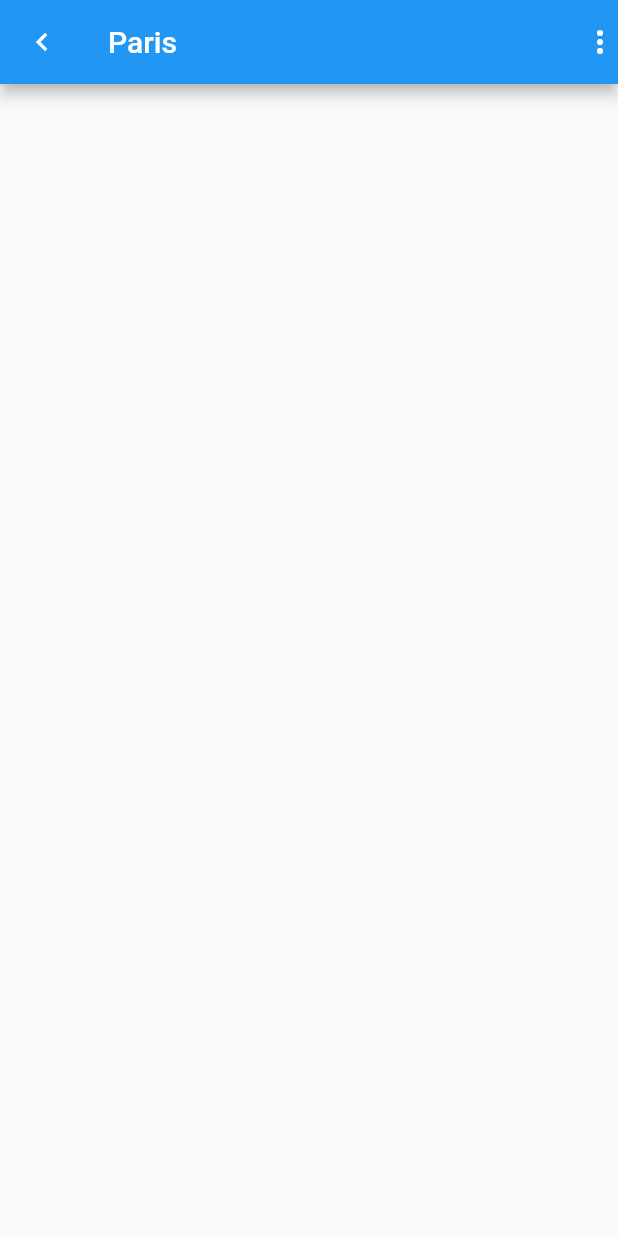
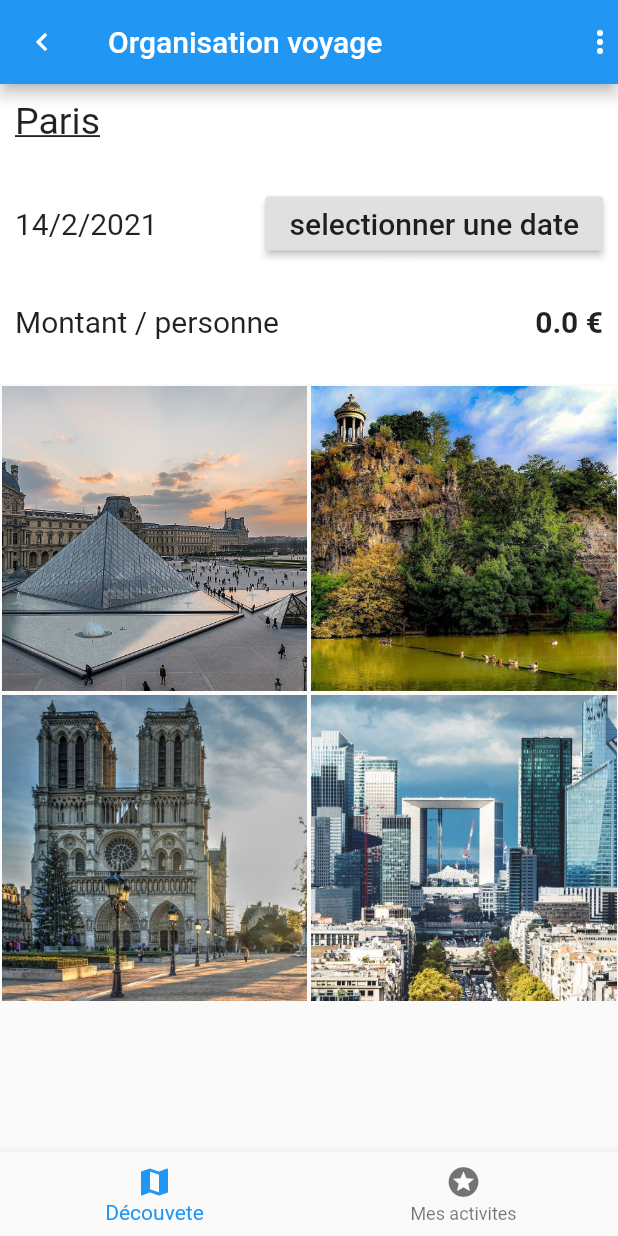
Before and after one commit to ClementAsbert/Application-de-voyage, a Flutter app: the screen it shows after launch, on a phone screen of 412 x 824 dp. Run offline on Flutter 3.47's test engine with Material 2 defaults, Android fonts, the phone set to English and light mode, and no system bars.

Commit message:
Chapitre 8 étapes 5 fini

```diff
--- a/appli_voyage/lib/data/data.dart
+++ b/appli_voyage/lib/data/data.dart
@@ -2,25 +2,25 @@ import 'package:appli_voyage/models/activity.model.dart';
 
 List<Activity> activities = [
   Activity(
-    image: 'assets/images/activities/louvre.jpg',
+    image: 'assets/images/activities/Louvre.jpg',
     name: 'Le Louvre',
     id: 'a1',
     city: 'Paris',
   ),
   Activity(
-    image: 'assets/images/activities/chaumont.jpg',
+    image: 'assets/images/activities/Chaumont.jpg',
     name: 'Les buttes Chaumont',
     id: 'a2',
     city: 'Paris',
   ),
   Activity(
-    image: 'assets/images/activities/dame.jpg',
+    image: 'assets/images/activities/Notre-Dame.jpg',
     name: 'Notre Dame',
     id: 'a3',
     city: 'Paris',
   ),
   Activity(
-    image: 'assets/images/activities/defense.jpg',
+    image: 'assets/images/activities/Defense.jpg',
     name: 'La Défense',
     id: 'a4',
     city: 'Paris',
--- a/appli_voyage/lib/main.dart
+++ b/appli_voyage/lib/main.dart
@@ -1,7 +1,5 @@
 import 'package:appli_voyage/views/home/city/widgets/city.dart';
 import 'package:flutter/material.dart';
-
-import 'views/home/home.dart';
 
 main() {
   runApp(DymaTrip());
--- /dev/null
+++ b/appli_voyage/lib/models/trip.model.dart
@@ -0,0 +1,7 @@
+class Trip {
+  String city;
+  List<String> activities;
+  DateTime date;
+
+  Trip({this.city, this.activities, this.date});
+}
--- /dev/null
+++ b/appli_voyage/lib/views/home/city/widgets/activity_card.dart
@@ -0,0 +1,22 @@
+import 'package:appli_voyage/models/activity.model.dart';
+import 'package:flutter/material.dart';
+import '../../../../models/activity.model.dart';
+
+class ActivityCard extends StatelessWidget {
+  final Activity activity;
+
+  ActivityCard({this.activity});
+
+  @override
+  Widget build(BuildContext context) {
+    return Container(
+      width: double.infinity,
+      height: 150,
+      margin: EdgeInsets.all(1),
+      child: Image.asset(
+        activity.image,
+        fit: BoxFit.cover,
+      ),
+    );
+  }
+}
--- /dev/null
+++ b/appli_voyage/lib/views/home/city/widgets/activity_list.dart
@@ -0,0 +1,23 @@
+import '../../../../models/activity.model.dart';
+import 'package:flutter/material.dart';
+
+import 'activity_card.dart';
+
+class ActivityList extends StatelessWidget {
+  final List<Activity> activities;
+  ActivityList({this.activities});
+
+  @override
+  Widget build(BuildContext context) {
+    return GridView.count(
+      mainAxisSpacing: 1,
+      crossAxisSpacing: 1,
+      crossAxisCount: 2,
+      children: activities
+          .map((activity) => ActivityCard(
+                activity: activity,
+              ))
+          .toList(),
+    );
+  }
+}
--- a/appli_voyage/lib/views/home/city/widgets/city.dart
+++ b/appli_voyage/lib/views/home/city/widgets/city.dart
@@ -1,5 +1,12 @@
+import 'package:appli_voyage/views/home/city/widgets/trip_activity_list.dart';
+
+import '../../../../models/trip.model.dart';
+import '../widgets/activity_list.dart';
+import '../widgets/trip_overview.dart';
+
 import '../../../../models/activity.model.dart';
 import 'package:flutter/material.dart';
+
 import '../../../../data/data.dart' as data;
 
 class Citys extends StatefulWidget {
@@ -10,21 +17,68 @@ class Citys extends StatefulWidget {
 }
 
 class _CitysState extends State<Citys> {
+  Trip myTrip = Trip(activities: [], city: 'Paris', date: DateTime.now());
+  int index = 0;
+
+  void setDate() {
+    showDatePicker(
+      context: context,
+      initialDate: DateTime.now().add(Duration(days: 1)),
+      firstDate: DateTime.now(),
+      lastDate: DateTime(2022),
+    ).then((newDate) {
+      if (newDate != null) {
+        print(newDate);
+        setState(() {
+          myTrip.date = newDate;
+        });
+      }
+    });
+  }
+
+  void switchIndex(newIndex) {
+    setState(() {
+      index = newIndex;
+    });
+  }
+
   @override
   Widget build(BuildContext context) {
     return Scaffold(
       appBar: AppBar(
         leading: Icon(Icons.chevron_left),
-        title: Text('Paris'),
+        title: Text('Organisation voyage'),
         actions: [
           Icon(Icons.more_vert),
         ],
       ),
       body: Container(
-        padding: EdgeInsets.all(10),
         child: Column(
-          children: [],
+          children: [
+            TripOverview(
+              myTrip: myTrip,
+              setDate: setDate,
+            ),
+            Expanded(
+                child: index == 0
+                    ? ActivityList(activities: widget.activities)
+                    : TripActivityList()),
+          ],
         ),
+      ),
+      bottomNavigationBar: BottomNavigationBar(
+        currentIndex: index,
+        items: [
+          BottomNavigationBarItem(
+            icon: Icon(Icons.map),
+            label: ('Découvete'),
+          ),
+          BottomNavigationBarItem(
+            icon: Icon(Icons.stars),
+            label: ('Mes activites'),
+          ),
+        ],
+        onTap: switchIndex,
       ),
     );
   }
--- /dev/null
+++ b/appli_voyage/lib/views/home/city/widgets/trip_activity_list.dart
@@ -0,0 +1,10 @@
+import 'package:flutter/material.dart';
+
+class TripActivityList extends StatelessWidget {
+  @override
+  Widget build(BuildContext context) {
+    return Container(
+      child: Text('ici'),
+    );
+  }
+}
--- /dev/null
+++ b/appli_voyage/lib/views/home/city/widgets/trip_overview.dart
@@ -0,0 +1,79 @@
+import '../../../../models/trip.model.dart';
+import 'package:flutter/material.dart';
+import 'package:intl/intl.dart';
+
+class TripOverview extends StatelessWidget {
+  final Function setDate;
+  final Trip myTrip;
+
+  double get amount {
+    return 0;
+  }
+
+  TripOverview({this.setDate, this.myTrip});
+
+  @override
+  Widget build(BuildContext context) {
+    return Container(
+      padding: EdgeInsets.all(10),
+      height: 200,
+      color: Colors.white,
+      child: Column(
+        crossAxisAlignment: CrossAxisAlignment.start,
+        children: [
+          Text(
+            'Paris',
+            style: TextStyle(
+              fontSize: 25,
+              decoration: TextDecoration.underline,
+            ),
+          ),
+          SizedBox(
+            height: 30,
+          ),
+          Row(
+            children: [
+              Expanded(
+                child: Text((DateFormat("d/M/y").format(myTrip.date)),
+                    style: TextStyle(
+                      fontSize: 20,
+                    )),
+              ),
+              RaisedButton(
+                child: Text(
+                  'selectionner une date',
+                  style: TextStyle(
+                    fontSize: 20,
+                  ),
+                ),
+                onPressed: setDate,
+              )
+            ],
+          ),
+          SizedBox(
+            height: 30,
+          ),
+          Row(
+            children: [
+              Expanded(
+                child: Text(
+                  'Montant / personne',
+                  style: TextStyle(
+                    fontSize: 20,
+                  ),
+                ),
+              ),
+              Text(
+                '$amount \€',
+                style: TextStyle(
+                  fontSize: 20,
+                  fontWeight: FontWeight.bold,
+                ),
+              )
+            ],
+          )
+        ],
+      ),
+    );
+  }
+}
--- a/appli_voyage/pubspec.yaml
+++ b/appli_voyage/pubspec.yaml
@@ -28,6 +28,7 @@ dependencies:
   # The following adds the Cupertino Icons font to your application.
   # Use with the CupertinoIcons class for iOS style icons.
   cupertino_icons: ^1.0.0
+  intl: ^0.16.1
 
 dev_dependencies:
   flutter_test:
@@ -47,6 +48,7 @@ flutter:
   # To add assets to your application, add an assets section, like this:
   assets:
     - assets/images/
+    - assets/images/activities/
   #   - images/a_dot_burr.jpeg
   #   - images/a_dot_ham.jpeg
 
```
Also changed, not shown: appli_voyage/assets/images/activities/Chaumont.jpg (added), appli_voyage/assets/images/activities/Defense.jpg (added), appli_voyage/assets/images/activities/Louvre.jpg (added), appli_voyage/assets/images/activities/Notre-Dame.jpg (added), appli_voyage/pubspec.lock, 4 other files.
